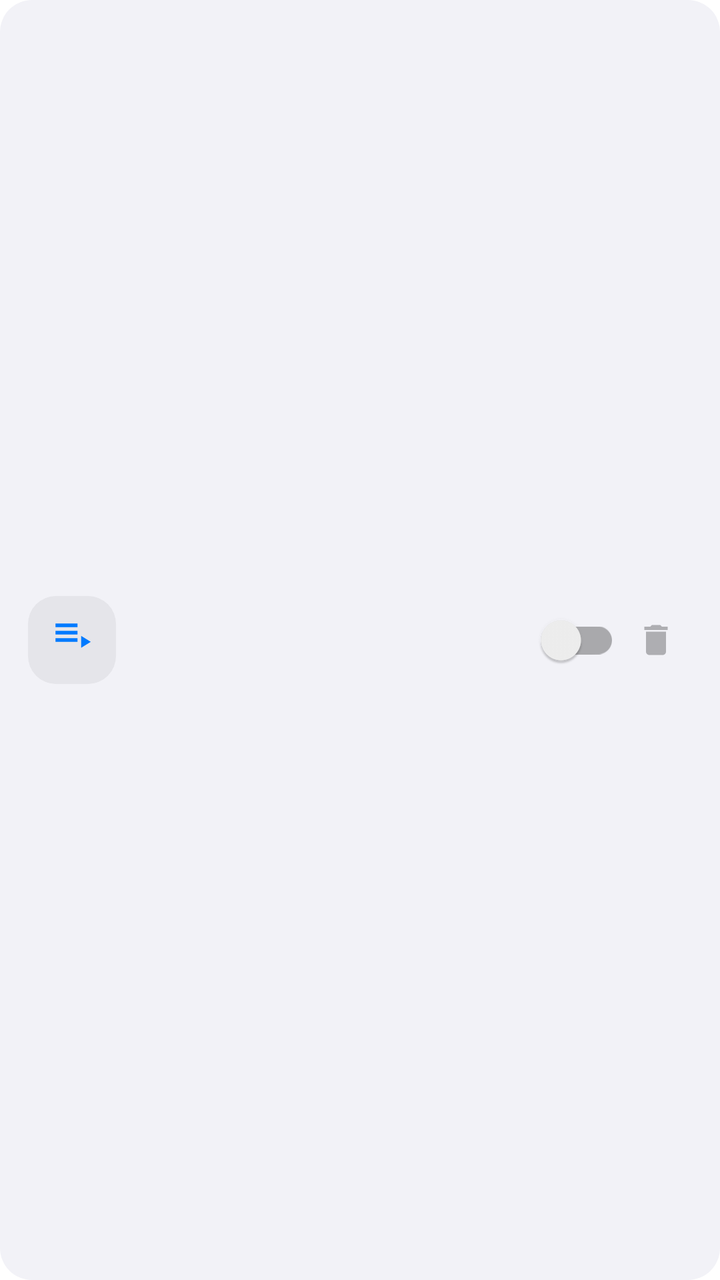
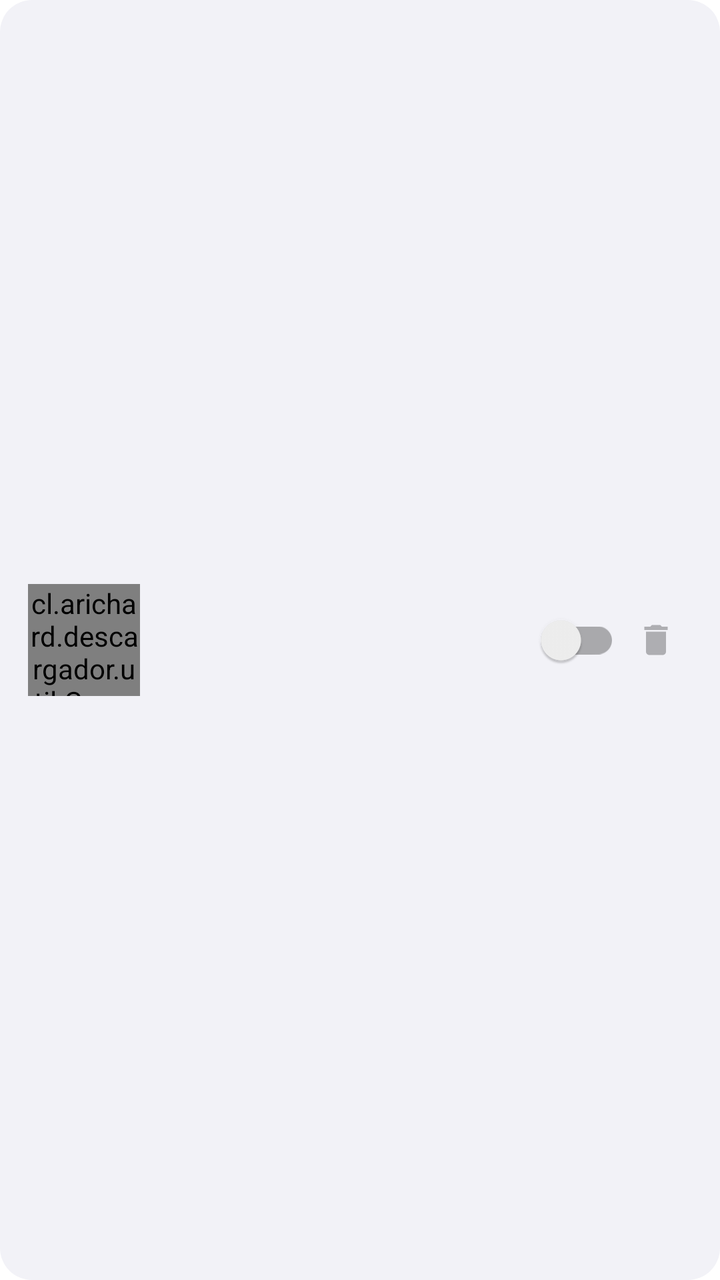

Two renders of the same Android screen: before a commit and after it. Below are the layout's source before the change and the commit's diff.
<!-- AndroidManifest.xml: application theme Theme.MusicBox -->
<!-- res/layout/item_playlist.xml -->
<?xml version="1.0" encoding="utf-8"?>
<LinearLayout xmlns:android="http://schemas.android.com/apk/res/android"
    android:id="@+id/playlistItemRoot"
    android:layout_width="match_parent" android:layout_height="wrap_content"
    android:orientation="horizontal" android:gravity="center_vertical"
    android:padding="14dp" android:layout_marginStart="8dp" android:layout_marginEnd="8dp"
    android:layout_marginBottom="6dp" android:background="@drawable/bg_card">
    <FrameLayout android:layout_width="44dp" android:layout_height="44dp"
        android:background="@drawable/bg_elevated">
        <ImageView android:id="@+id/imgPlaylistIcon" android:layout_width="22dp"
            android:layout_height="22dp" android:layout_gravity="center"
            android:src="@drawable/ic_playlist" android:tint="@color/accent"/>
    </FrameLayout>
    <LinearLayout android:layout_width="0dp" android:layout_height="wrap_content"
        android:layout_weight="1" android:orientation="vertical" android:layout_marginStart="14dp">
        <TextView android:id="@+id/txtPlaylistName" android:layout_width="wrap_content"
            android:layout_height="wrap_content" android:textColor="@color/text_primary"
            android:textSize="15sp" android:textStyle="bold"/>
        <TextView android:id="@+id/txtPlaylistCount" android:layout_width="wrap_content"
            android:layout_height="wrap_content" android:layout_marginTop="2dp"
            android:textColor="@color/text_secondary" android:textSize="13sp"/>
    </LinearLayout>
    <androidx.appcompat.widget.SwitchCompat
        android:id="@+id/switchAutoDownload"
        android:layout_width="wrap_content" android:layout_height="36dp"
        android:showText="false" android:contentDescription="Descarga automática"/>
    <ImageView android:id="@+id/btnDeletePlaylist" android:layout_width="36dp"
        android:layout_height="36dp" android:padding="8dp" android:src="@drawable/ic_delete"
        android:background="?attr/selectableItemBackgroundBorderless"/>
</LinearLayout>
<!-- resources referenced by this layout -->
<resources>
  <color name="accent">#007AFF</color>
  <color name="text_primary">#000000</color>
  <color name="text_secondary">#8E8E93</color>
  <!-- drawable bg_card (drawable) -->
  <shape xmlns:android="http://schemas.android.com/apk/res/android">
      <solid android:color="@color/bg_card"/>
      <corners android:radius="16dp"/>
  </shape>
  <!-- drawable bg_elevated (drawable) -->
  <shape xmlns:android="http://schemas.android.com/apk/res/android">
      <solid android:color="@color/bg_elevated"/>
      <corners android:radius="14dp"/>
  </shape>
  <!-- drawable ic_delete (drawable) -->
  <vector xmlns:android="http://schemas.android.com/apk/res/android"
      android:width="24dp" android:height="24dp"
      android:viewportWidth="24" android:viewportHeight="24">
      <path android:fillColor="@color/text_muted" android:pathData="M6,19c0,1.1 0.9,2 2,2h8c1.1,0 2,-0.9 2,-2V7H6v12zM19,4h-3.5l-1,-1h-5l-1,1H5v2h14V4z"/>
  </vector>
  <!-- drawable ic_playlist (drawable) -->
  <vector xmlns:android="http://schemas.android.com/apk/res/android"
      android:width="24dp" android:height="24dp"
      android:viewportWidth="24" android:viewportHeight="24">
      <path android:fillColor="@color/text_primary" android:pathData="M3,13h12v-2H3v2zm0,-4h12V7H3v2zm0,-4h12V3H3v2zm14,4.75v6.5l5.25,-3.25L17,9.75z"/>
  </vector>
  <style name="Theme.MusicBox" parent="Theme.MaterialComponents.DayNight.NoActionBar">
          <item name="colorPrimary">@color/accent</item>
          <item name="colorPrimaryVariant">@color/accent</item>
          <item name="colorSecondary">@color/accent</item>
          <item name="android:statusBarColor">@color/bg_primary</item>
          <item name="android:navigationBarColor">@color/bg_primary</item>
          <item name="android:windowBackground">@color/bg_primary</item>
          <item name="android:textColorPrimary">@color/text_primary</item>
          <item name="android:textColorSecondary">@color/text_secondary</item>
          <item name="android:windowAnimationStyle">@style/WindowAnim</item>
      </style>
  <color name="bg_card">#F2F2F7</color>
  <color name="bg_elevated">#E5E5EA</color>
  <color name="text_muted">#AEAEB2</color>
  <color name="bg_primary">#FFFFFF</color>
  <style name="WindowAnim" parent="@android:style/Animation.Activity">
          <item name="android:activityOpenEnterAnimation">@anim/slide_up</item>
          <item name="android:activityOpenExitAnimation">@anim/fade_out</item>
          <item name="android:activityCloseEnterAnimation">@anim/fade_in</item>
          <item name="android:activityCloseExitAnimation">@anim/slide_down</item>
      </style>
</resources>

<!-- the commit's change to res/layout/item_playlist.xml (unified diff, before → after) -->
@@ -5,12 +5,8 @@
     android:orientation="horizontal" android:gravity="center_vertical"
     android:padding="14dp" android:layout_marginStart="8dp" android:layout_marginEnd="8dp"
     android:layout_marginBottom="6dp" android:background="@drawable/bg_card">
-    <FrameLayout android:layout_width="44dp" android:layout_height="44dp"
-        android:background="@drawable/bg_elevated">
-        <ImageView android:id="@+id/imgPlaylistIcon" android:layout_width="22dp"
-            android:layout_height="22dp" android:layout_gravity="center"
-            android:src="@drawable/ic_playlist" android:tint="@color/accent"/>
-    </FrameLayout>
+    <cl.arichard.descargador.util.CoverCollageView android:id="@+id/playlistCollage"
+        android:layout_width="56dp" android:layout_height="56dp"/>
     <LinearLayout android:layout_width="0dp" android:layout_height="wrap_content"
         android:layout_weight="1" android:orientation="vertical" android:layout_marginStart="14dp">
         <TextView android:id="@+id/txtPlaylistName" android:layout_width="wrap_content"
<!-- resource entries referenced after the edit -->
@@ -8,22 +8,11 @@
       <solid android:color="@color/bg_card"/>
       <corners android:radius="16dp"/>
   </shape>
-  <!-- drawable bg_elevated (drawable) -->
-  <shape xmlns:android="http://schemas.android.com/apk/res/android">
-      <solid android:color="@color/bg_elevated"/>
-      <corners android:radius="14dp"/>
-  </shape>
   <!-- drawable ic_delete (drawable) -->
   <vector xmlns:android="http://schemas.android.com/apk/res/android"
       android:width="24dp" android:height="24dp"
       android:viewportWidth="24" android:viewportHeight="24">
       <path android:fillColor="@color/text_muted" android:pathData="M6,19c0,1.1 0.9,2 2,2h8c1.1,0 2,-0.9 2,-2V7H6v12zM19,4h-3.5l-1,-1h-5l-1,1H5v2h14V4z"/>
-  </vector>
-  <!-- drawable ic_playlist (drawable) -->
-  <vector xmlns:android="http://schemas.android.com/apk/res/android"
-      android:width="24dp" android:height="24dp"
-      android:viewportWidth="24" android:viewportHeight="24">
-      <path android:fillColor="@color/text_primary" android:pathData="M3,13h12v-2H3v2zm0,-4h12V7H3v2zm0,-4h12V3H3v2zm14,4.75v6.5l5.25,-3.25L17,9.75z"/>
   </vector>
   <style name="Theme.MusicBox" parent="Theme.MaterialComponents.DayNight.NoActionBar">
           <item name="colorPrimary">@color/accent</item>
@@ -35,9 +24,11 @@
           <item name="android:textColorPrimary">@color/text_primary</item>
           <item name="android:textColorSecondary">@color/text_secondary</item>
           <item name="android:windowAnimationStyle">@style/WindowAnim</item>
+          <item name="buttonBarPositiveButtonStyle">@style/Widget.MusicBox.DialogButton</item>
+          <item name="buttonBarNegativeButtonStyle">@style/Widget.MusicBox.DialogButton</item>
+          <item name="buttonBarNeutralButtonStyle">@style/Widget.MusicBox.DialogButton</item>
       </style>
   <color name="bg_card">#F2F2F7</color>
-  <color name="bg_elevated">#E5E5EA</color>
   <color name="text_muted">#AEAEB2</color>
   <color name="bg_primary">#FFFFFF</color>
   <style name="WindowAnim" parent="@android:style/Animation.Activity">
@@ -46,5 +37,27 @@
           <item name="android:activityCloseEnterAnimation">@anim/fade_in</item>
           <item name="android:activityCloseExitAnimation">@anim/slide_down</item>
       </style>
+  <style name="Widget.MusicBox.DialogButton" parent="Widget.AppCompat.Button.Borderless">
+          <item name="android:background">@drawable/bg_text_button</item>
+          <item name="android:textColor">@color/accent</item>
+          <item name="android:textAllCaps">false</item>
+          <item name="android:gravity">center</item>
+          <item name="android:minWidth">84dp</item>
+          <item name="android:minHeight">44dp</item>
+          <item name="android:layout_margin">4dp</item>
+          <item name="android:paddingLeft">12dp</item>
+          <item name="android:paddingRight">12dp</item>
+      </style>
+  <!-- drawable bg_text_button (drawable) -->
+  <ripple xmlns:android="http://schemas.android.com/apk/res/android" android:color="#25007AFF">
+      <item>
+          <shape>
+              <solid android:color="@color/bg_card"/>
+              <stroke android:width="1dp" android:color="@color/border"/>
+              <corners android:radius="24dp"/>
+          </shape>
+      </item>
+  </ripple>
+  <color name="border">#D1D1D6</color>
 </resources>
 
